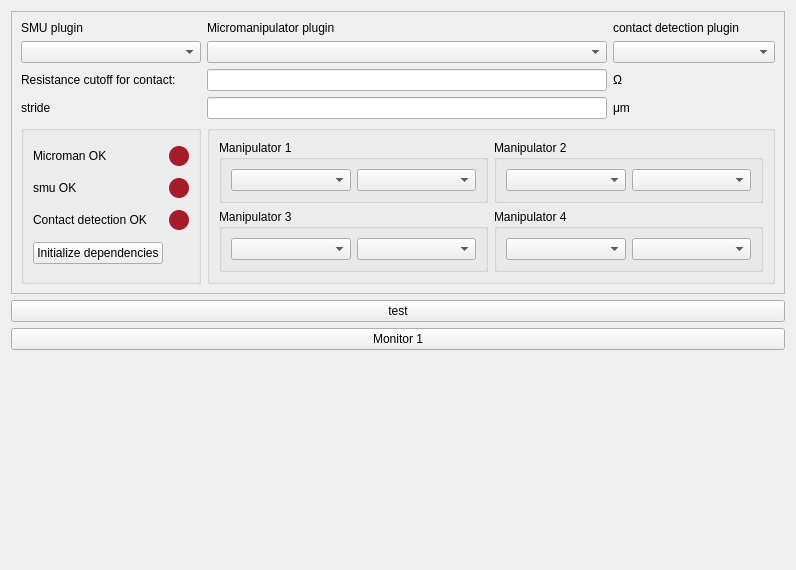
Before: the Qt Designer form plugins/touchDetect-0.1.0/touchDetect_Settings.ui in pyIVLS/pyIVLS, drawn with Qt 5.
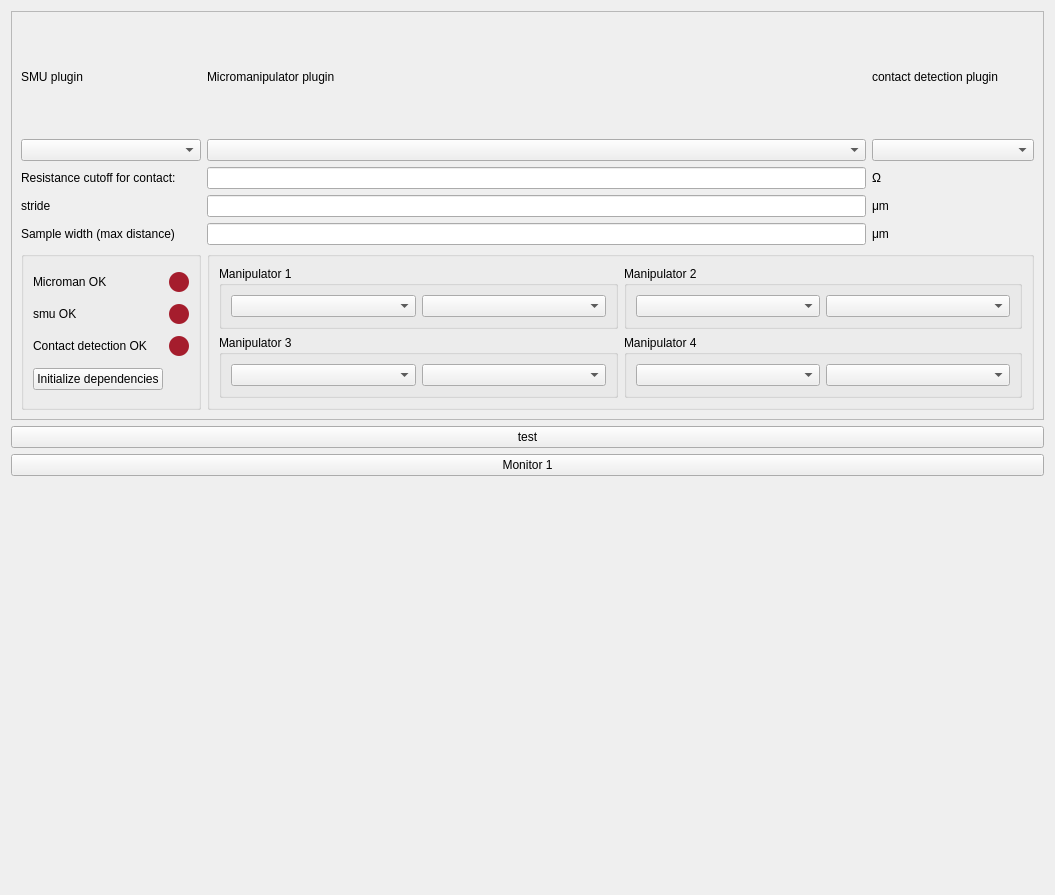
After: the same form once the commit is applied.

Commit message:
- Very very talkative logging for touchDetect.
- Bugfix in sutter absolute move, where a call with the absolute keyword resulted in no movement

- Fix to infomessage to make sure it shows up on top of every window.

-Removed some prints from sweep, moved to log

Patch:
```diff
--- a/plugins/touchDetect-0.1.0/touchDetect_Settings.ui
+++ b/plugins/touchDetect-0.1.0/touchDetect_Settings.ui
@@ -6,8 +6,8 @@
    <rect>
     <x>0</x>
     <y>0</y>
-    <width>796</width>
-    <height>570</height>
+    <width>1055</width>
+    <height>895</height>
    </rect>
   </property>
   <property name="sizePolicy">
@@ -22,6 +22,9 @@
   <layout class="QGridLayout" name="gridLayout">
    <item row="3" column="0">
     <spacer name="verticalSpacer">
+     <property name="orientation">
+      <enum>Qt::Vertical</enum>
+     </property>
      <property name="sizeHint" stdset="0">
       <size>
        <width>20</width>
@@ -47,141 +50,22 @@
        <rect>
         <x>0</x>
         <y>0</y>
-        <width>776</width>
-        <height>440</height>
+        <width>1035</width>
+        <height>430</height>
        </rect>
       </property>
       <layout class="QGridLayout" name="gridLayout_3">
-       <item row="2" column="1">
-        <widget class="QComboBox" name="micromanipulatorBox">
-         <property name="placeholderText">
-          <string>no Micromanipulators found</string>
-         </property>
-        </widget>
-       </item>
-       <item row="0" column="0">
-        <widget class="QLabel" name="label">
+       <item row="4" column="0">
+        <widget class="QLabel" name="label_6">
          <property name="text">
-          <string>SMU plugin</string>
+          <string>stride</string>
          </property>
         </widget>
        </item>
-       <item row="5" column="0">
-        <widget class="QGroupBox" name="groupBox">
-         <property name="title">
-          <string/>
-         </property>
-         <layout class="QGridLayout" name="gridLayout_2">
-          <item row="3" column="1">
-           <widget class="QLabel" name="conIndicator">
-            <property name="maximumSize">
-             <size>
-              <width>20</width>
-              <height>20</height>
-             </size>
-            </property>
-            <property name="styleSheet">
-             <string notr="true">border-radius: 10px;
-background-color:rgb(165, 29, 45);
-min-height: 20px;
-min-width: 20px;</string>
-            </property>
-            <property name="text">
-             <string/>
-            </property>
-           </widget>
-          </item>
-          <item row="1" column="0">
-           <widget class="QLabel" name="mmStatus">
-            <property name="text">
-             <string>smu OK</string>
-            </property>
-           </widget>
-          </item>
-          <item row="0" column="1">
-           <widget class="QLabel" name="mmIndicator">
-            <property name="maximumSize">
-             <size>
-              <width>20</width>
-              <height>20</height>
-             </size>
-            </property>
-            <property name="styleSheet">
-             <string notr="true">border-radius: 10px;
-background-color:rgb(165, 29, 45);
-min-height: 20px;
-min-width: 20px;</string>
-            </property>
-            <property name="text">
-             <string/>
-            </property>
-           </widget>
-          </item>
-          <item row="0" column="0">
-           <widget class="QLabel" name="sampleStatus">
-            <property name="text">
-             <string>Microman OK</string>
-            </property>
-           </widget>
-          </item>
-          <item row="1" column="1">
-           <widget class="QLabel" name="smuIndicator">
-            <property name="maximumSize">
-             <size>
-              <width>20</width>
-              <height>20</height>
-             </size>
-            </property>
-            <property name="styleSheet">
-             <string notr="true">border-radius: 10px;
-background-color:rgb(165, 29, 45);
-min-height: 20px;
-min-width: 20px;</string>
-            </property>
-            <property name="text">
-             <string/>
-            </property>
-           </widget>
-          </item>
-          <item row="3" column="0">
-           <widget class="QLabel" name="pointsStatus">
-            <property name="text">
-             <string>Contact detection OK</string>
-            </property>
-           </widget>
-          </item>
-          <item row="4" column="0">
-           <widget class="QPushButton" name="initButton">
-            <property name="text">
-             <string>Initialize dependencies</string>
-            </property>
-           </widget>
-          </item>
-         </layout>
-        </widget>
+       <item row="4" column="1">
+        <widget class="QLineEdit" name="stride"/>
        </item>
-       <item row="2" column="0">
-        <widget class="QComboBox" name="smuBox">
-         <property name="placeholderText">
-          <string>no SMU plugins found</string>
-         </property>
-        </widget>
-       </item>
-       <item row="3" column="1">
-        <widget class="QLineEdit" name="reshold">
-         <property name="text">
-          <string/>
-         </property>
-        </widget>
-       </item>
-       <item row="2" column="2">
-        <widget class="QComboBox" name="condetBox">
-         <property name="placeholderText">
-          <string>No condet plugins found</string>
-         </property>
-        </widget>
-       </item>
-       <item row="5" column="1" colspan="2">
+       <item row="8" column="1" colspan="2">
         <widget class="QGroupBox" name="groupBox_2">
          <property name="title">
           <string/>
@@ -266,20 +150,6 @@
          </layout>
         </widget>
        </item>
-       <item row="0" column="1">
-        <widget class="QLabel" name="label_2">
-         <property name="text">
-          <string>Micromanipulator plugin</string>
-         </property>
-        </widget>
-       </item>
-       <item row="0" column="2">
-        <widget class="QLabel" name="label_3">
-         <property name="text">
-          <string>contact detection plugin</string>
-         </property>
-        </widget>
-       </item>
        <item row="3" column="2">
         <widget class="QLabel" name="label_5">
          <property name="text">
@@ -287,6 +157,34 @@
          </property>
         </widget>
        </item>
+       <item row="3" column="1">
+        <widget class="QLineEdit" name="reshold">
+         <property name="text">
+          <string/>
+         </property>
+        </widget>
+       </item>
+       <item row="2" column="2">
+        <widget class="QComboBox" name="condetBox">
+         <property name="placeholderText">
+          <string>No condet plugins found</string>
+         </property>
+        </widget>
+       </item>
+       <item row="4" column="2">
+        <widget class="QLabel" name="label_7">
+         <property name="text">
+          <string>μm</string>
+         </property>
+        </widget>
+       </item>
+       <item row="2" column="0">
+        <widget class="QComboBox" name="smuBox">
+         <property name="placeholderText">
+          <string>no SMU plugins found</string>
+         </property>
+        </widget>
+       </item>
        <item row="3" column="0">
         <widget class="QLabel" name="label_4">
          <property name="text">
@@ -294,23 +192,145 @@
          </property>
         </widget>
        </item>
-       <item row="4" column="0">
-        <widget class="QLabel" name="label_6">
+       <item row="0" column="1">
+        <widget class="QLabel" name="label_2">
          <property name="text">
-          <string>stride</string>
+          <string>Micromanipulator plugin</string>
          </property>
         </widget>
        </item>
-       <item row="4" column="1">
-        <widget class="QLineEdit" name="stride"/>
+       <item row="0" column="2">
+        <widget class="QLabel" name="label_3">
+         <property name="text">
+          <string>contact detection plugin</string>
+         </property>
+        </widget>
        </item>
-       <item row="4" column="2">
-        <widget class="QLabel" name="label_7">
+       <item row="0" column="0">
+        <widget class="QLabel" name="label">
+         <property name="text">
+          <string>SMU plugin</string>
+         </property>
+        </widget>
+       </item>
+       <item row="2" column="1">
+        <widget class="QComboBox" name="micromanipulatorBox">
+         <property name="placeholderText">
+          <string>no Micromanipulators found</string>
+         </property>
+        </widget>
+       </item>
+       <item row="5" column="0">
+        <widget class="QLabel" name="label_8">
+         <property name="text">
+          <string>Sample width (max distance)</string>
+         </property>
+        </widget>
+       </item>
+       <item row="5" column="1">
+        <widget class="QLineEdit" name="sampleWidth"/>
+       </item>
+       <item row="5" column="2">
+        <widget class="QLabel" name="label_9">
          <property name="text">
           <string>μm</string>
          </property>
         </widget>
        </item>
+       <item row="8" column="0">
+        <widget class="QGroupBox" name="groupBox">
+         <property name="title">
+          <string/>
+         </property>
+         <layout class="QGridLayout" name="gridLayout_2">
+          <item row="3" column="1">
+           <widget class="QLabel" name="conIndicator">
+            <property name="maximumSize">
+             <size>
+              <width>20</width>
+              <height>20</height>
+             </size>
+            </property>
+            <property name="styleSheet">
+             <string notr="true">border-radius: 10px;
+background-color:rgb(165, 29, 45);
+min-height: 20px;
+min-width: 20px;</string>
+            </property>
+            <property name="text">
+             <string/>
+            </property>
+           </widget>
+          </item>
+          <item row="1" column="0">
+           <widget class="QLabel" name="mmStatus">
+            <property name="text">
+             <string>smu OK</string>
+            </property>
+           </widget>
+          </item>
+          <item row="0" column="1">
+           <widget class="QLabel" name="mmIndicator">
+            <property name="maximumSize">
+             <size>
+              <width>20</width>
+              <height>20</height>
+             </size>
+            </property>
+            <property name="styleSheet">
+             <string notr="true">border-radius: 10px;
+background-color:rgb(165, 29, 45);
+min-height: 20px;
+min-width: 20px;</string>
+            </property>
+            <property name="text">
+             <string/>
+            </property>
+           </widget>
+          </item>
+          <item row="0" column="0">
+           <widget class="QLabel" name="sampleStatus">
+            <property name="text">
+             <string>Microman OK</string>
+            </property>
+           </widget>
+          </item>
+          <item row="1" column="1">
+           <widget class="QLabel" name="smuIndicator">
+            <property name="maximumSize">
+             <size>
+              <width>20</width>
+              <height>20</height>
+             </size>
+            </property>
+            <property name="styleSheet">
+             <string notr="true">border-radius: 10px;
+background-color:rgb(165, 29, 45);
+min-height: 20px;
+min-width: 20px;</string>
+            </property>
+            <property name="text">
+             <string/>
+            </property>
+           </widget>
+          </item>
+          <item row="3" column="0">
+           <widget class="QLabel" name="pointsStatus">
+            <property name="text">
+             <string>Contact detection OK</string>
+            </property>
+           </widget>
+          </item>
+          <item row="4" column="0">
+           <widget class="QPushButton" name="initButton">
+            <property name="text">
+             <string>Initialize dependencies</string>
+            </property>
+           </widget>
+          </item>
+         </layout>
+        </widget>
+       </item>
       </layout>
      </widget>
     </widget>
```
The commit also changes 7 other files.
